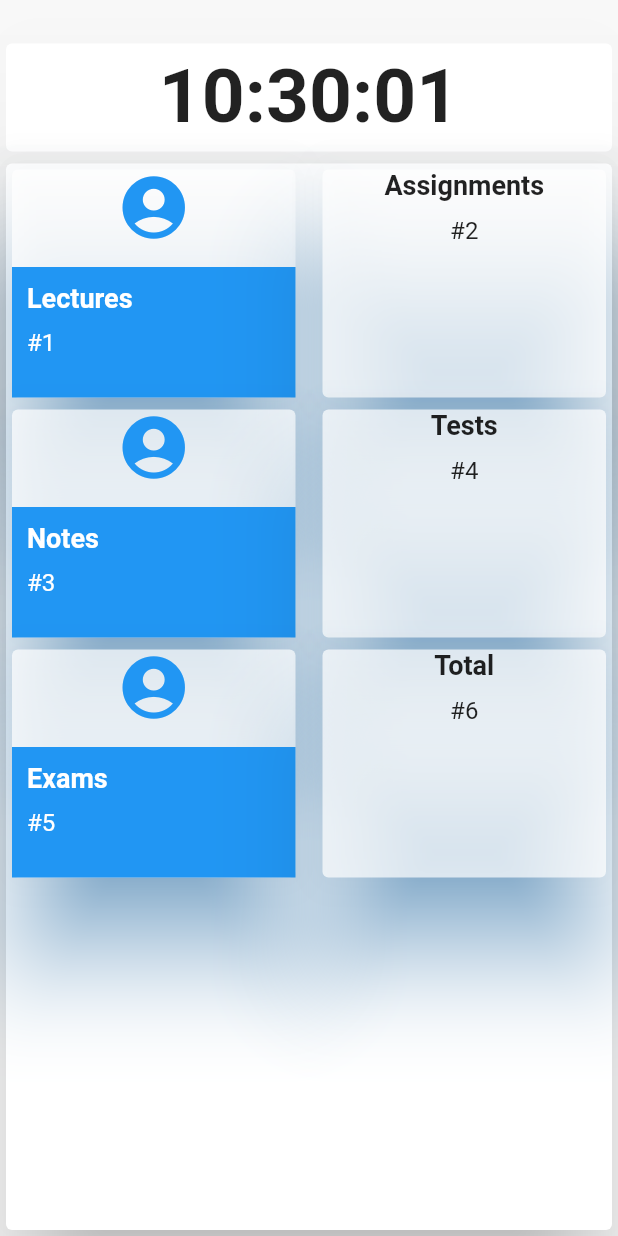
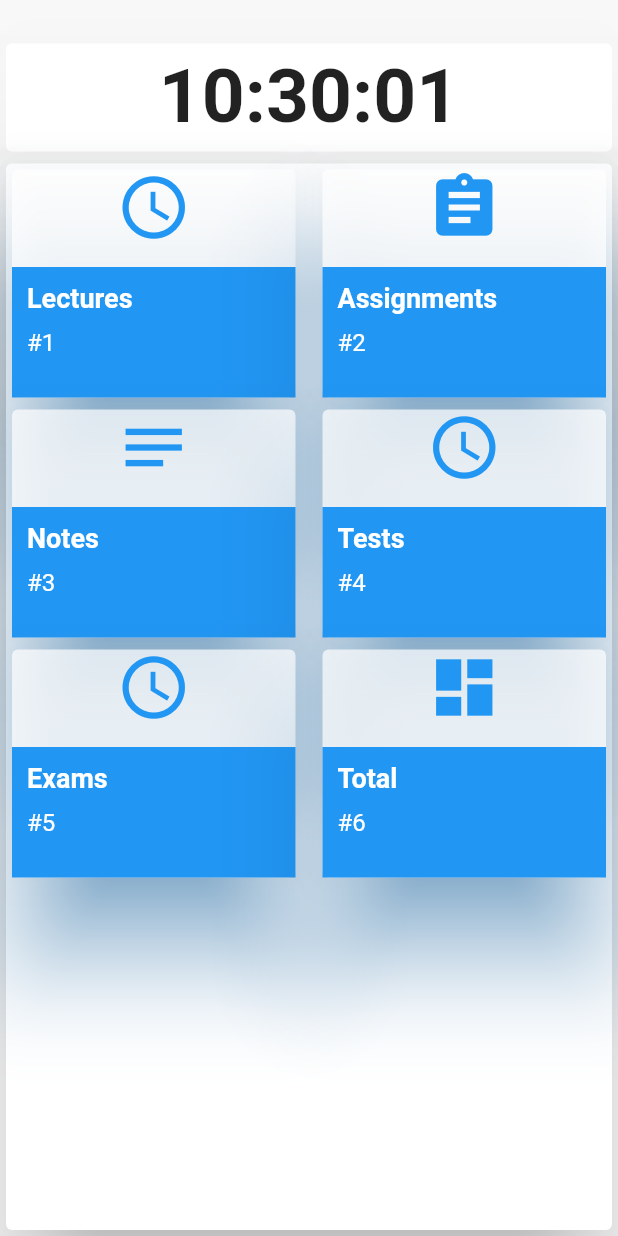
Before and after one commit to Yunuxtech/Student-Schedule, a Flutter app: the DashboardPage screen opened directly, on a phone screen of 412 x 824 dp. Run offline on Flutter 3.47's test engine with Material 2 defaults, Android fonts, the phone set to English and light mode, and no system bars; our stand-ins replace cloud_firestore, firebase_auth, firebase_core, fluttertoast, lottie; missing offline and left inert: animated_snack_bar; accounts and stored records are empty.

Commit message:
dashboard

```diff
--- a/lib/drawer/dashboard.dart
+++ b/lib/drawer/dashboard.dart
@@ -74,7 +74,7 @@ class _DashboardPageState extends State<DashboardPage> {
                                     ),
                                     child: Center(
                                       child: Icon(
-                                        Icons.account_circle,
+                                        _cards[index * 2]['icon'],
                                         color: Colors.blue,
                                         size: 50.0,
                                       ),
@@ -132,12 +132,43 @@ class _DashboardPageState extends State<DashboardPage> {
                             child: Padding(
                               padding: const EdgeInsets.only(top: 0),
                               child: Column(
+                                crossAxisAlignment: CrossAxisAlignment.start,
+                                children: [
+                                  Container(
+                                    // width: 70.0,
+                                    // height: 50.0,
+                                    decoration: BoxDecoration(
+                                      borderRadius: BorderRadius.circular(35.0),
+                                      // color: Colors.white,
+                                    ),
+                                    child: Center(
+                                      child: Icon(
+                                        _cards[index * 2 + 1]['icon'],
+                                        color: Colors.blue,
+                                        size: 50.0,
+                                      ),
+                                    ),
+                                  ),
+                                  SizedBox(
+                                    width: 10.0,
+                                    height: 15,
+                                  ),
+                                  Expanded(
+                                    child: Container(
+                                      height: 120,
+                                      width: MediaQuery.of(context).size.width,
+                                      padding: EdgeInsets.all(10.0),
+                                      color: Colors.blue,
+                                      child: Column(
+                                        crossAxisAlignment:
+                                            CrossAxisAlignment.start,
                                         children: [
                                           Text(
-                                    _cards[index * 2 + 1]['header']!,
+                                            _cards[index * 2 +1]['header']!,
                                             style: TextStyle(
                                               fontWeight: FontWeight.bold,
                                               fontSize: 18.0,
+                                              color: Colors.white,
                                             ),
                                           ),
                                           SizedBox(height: 10.0),
@@ -145,6 +176,11 @@ class _DashboardPageState extends State<DashboardPage> {
                                             _cards[index * 2 + 1]['text']!,
                                             style: TextStyle(
                                               fontSize: 16.0,
+                                              color: Colors.white,
+                                            ),
+                                          ),
+                                        ],
+                                      ),
                                     ),
                                   ),
                                 ],
@@ -190,26 +226,27 @@ final List<Map<String, dynamic>> _cards = [
   {
     'header': 'Lectures',
     'text': '#1',
-    'icon': Icons.library_books,
+    'icon': Icons.schedule,
   },
   {
     'header': 'Assignments',
     'text': '#2',
+    'icon': Icons.assignment,
   },
   {
     'header': 'Notes',
     'text': '#3',
-    'icon': Icons.note,
+    'icon': Icons.notes,
   },
   {
     'header': 'Tests',
     'text': '#4',
-    'icon': Icons.assignment_turned_in,
+    'icon': Icons.schedule,
   },
   {
     'header': 'Exams',
     'text': '#5',
-    'icon': Icons.school,
+    'icon': Icons.schedule,
   },
   {
     'header': 'Total',
```
Lines whose indentation alone changed are shown as unchanged.
